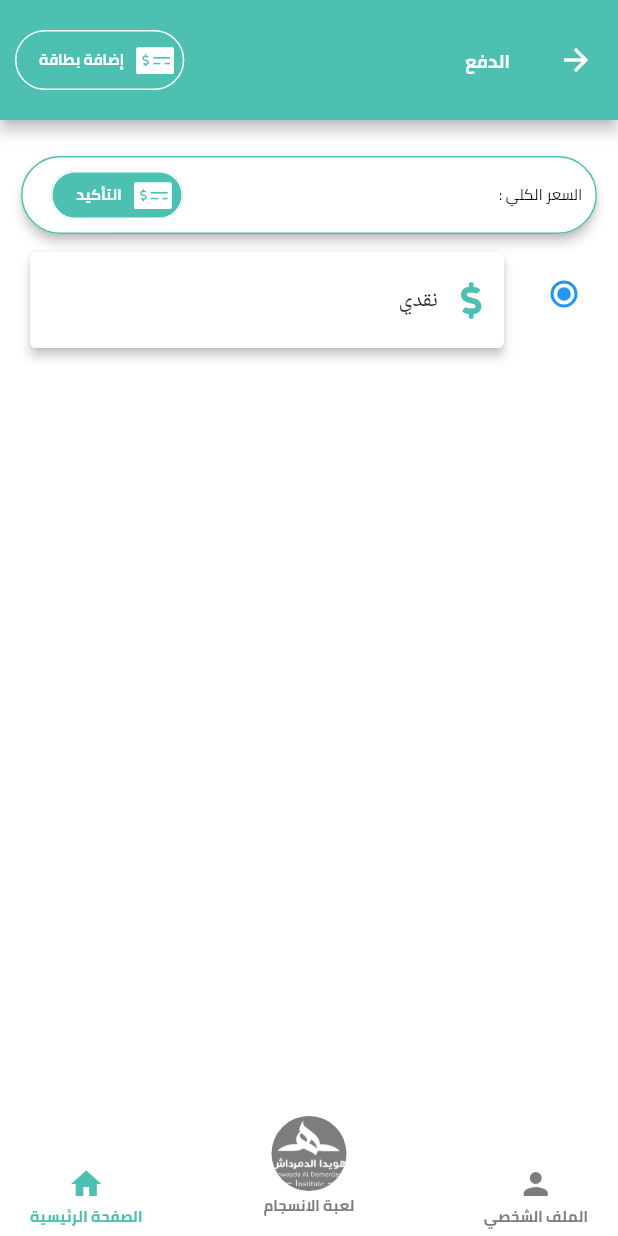
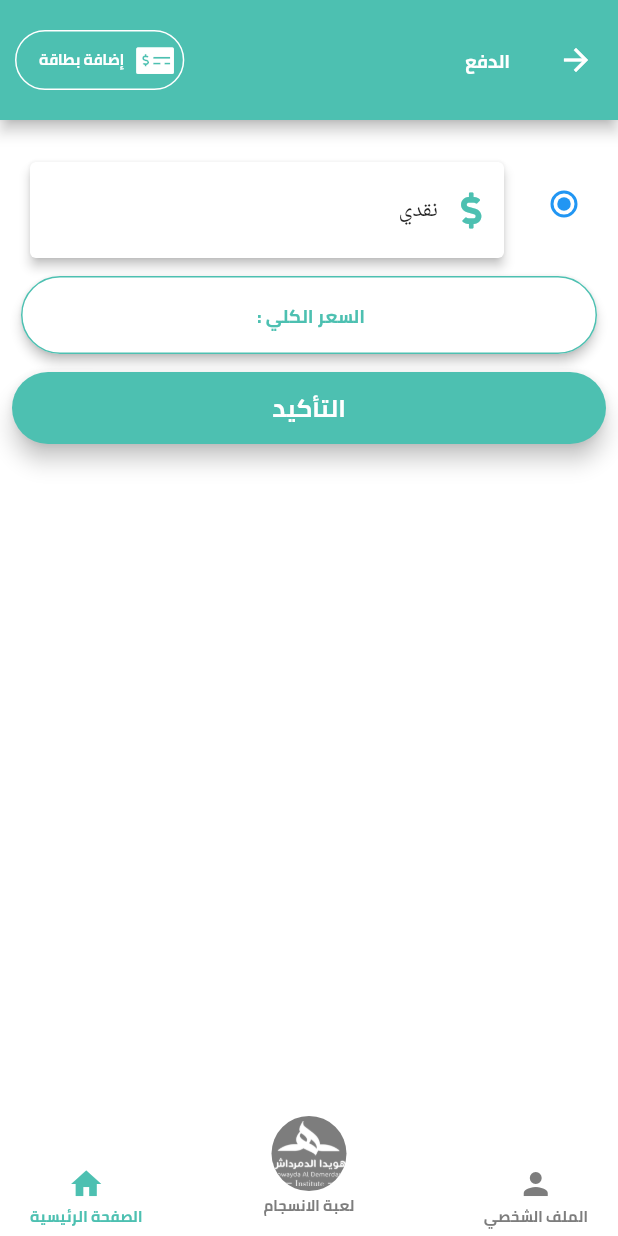
Before and after one commit to ahmedibrahim240/Dr-hwaida, a Flutter app: the CheckOut screen opened directly with empty values, on a phone screen of 412 x 824 dp. Run offline on Flutter 3.47's test engine with Material 2 defaults, Android fonts, the phone set to English and light mode, and no system bars; our stand-ins replace cached_network_image, carousel_slider, chewie, flutter_datetime_picker, flutter_spinkit, flutter_svg and 10 more; missing offline and left inert: code_fields; accounts and stored records are empty; network calls fail.

Commit message:
edit cart and check out

```diff
--- a/lib/screens/checkOut/checkOut.dart
+++ b/lib/screens/checkOut/checkOut.dart
@@ -113,76 +113,6 @@ class _CheckOutState extends State<CheckOut> {
                     primary: true,
                     children: [
                       SizedBox(height: 20),
-                      Container(
-                        height: 60,
-                        padding: EdgeInsets.symmetric(horizontal: 10),
-                        child: Card(
-                          shape: RoundedRectangleBorder(
-                            borderRadius: BorderRadius.circular(50),
-                            side: BorderSide(color: customColor),
-                          ),
-                          elevation: 3,
-                          child: Padding(
-                            padding: EdgeInsets.symmetric(
-                                horizontal: 10, vertical: 10),
-                            child: Row(
-                              mainAxisAlignment: MainAxisAlignment.spaceBetween,
-                              children: [
-                                Row(
-                                  children: [
-                                    Text(
-                                      getTranslated(context, "Total_Price") +
-                                          ' : ',
-                                      style: AppTheme.subHeading.copyWith(),
-                                    ),
-                                    Text(
-                                      _totalPrice,
-                                      style: AppTheme.subHeading.copyWith(
-                                        color: customColor,
-                                      ),
-                                    ),
-                                  ],
-                                ),
-                                Padding(
-                                  padding: const EdgeInsets.symmetric(
-                                    horizontal: 10,
-                                  ),
-                                  child: FlatButton.icon(
-                                    color: customColor,
-                                    shape: RoundedRectangleBorder(
-                                      borderRadius: BorderRadius.circular(30),
-                                      side: BorderSide(
-                                        color: Colors.white,
-                                      ),
-                                    ),
-                                    onPressed: () {
-                                      setState(() {
-                                        loading = !loading;
-                                      });
-                                      checkOut(
-                                        consultId: widget.consultantid,
-                                        availableId: widget.avilableId,
-                                        availabeDate: widget.avilableDate,
-                                      );
-                                    },
-                                    icon: Icon(
-                                      FontAwesomeIcons.moneyCheckAlt,
-                                      color: Colors.white,
-                                      size: 20,
-                                    ),
-                                    label: Text(
-                                      getTranslated(context, "confirm"),
-                                      style: AppTheme.subHeading.copyWith(
-                                        color: Colors.white,
-                                      ),
-                                    ),
-                                  ),
-                                ),
-                              ],
-                            ),
-                          ),
-                        ),
-                      ),
                       RadioListTile(
                         groupValue: id,
                         value: 0,
@@ -268,23 +198,62 @@ class _CheckOutState extends State<CheckOut> {
                           );
                         }).toList(),
                       ),
-                      // Padding(
-                      //   padding: const EdgeInsets.symmetric(
-                      //     horizontal: 20,
-                      //     vertical: 20,
-                      //   ),
-                      //   child: CustomButtonWithchild(
-                      //     color: customColor,
-                      //     onPress: () {},
-                      //     child: Text(
-                      //       'Confirm',
-                      //       style: AppTheme.heading.copyWith(
-                      //         color: Colors.white,
-                      //         fontSize: 16,
-                      //       ),
-                      //     ),
-                      //   ),
-                      // ),
+                      Container(
+                        height: 60,
+                        padding: EdgeInsets.symmetric(horizontal: 10),
+                        child: Card(
+                          shape: RoundedRectangleBorder(
+                            borderRadius: BorderRadius.circular(50),
+                            side: BorderSide(color: customColor),
+                          ),
+                          elevation: 3,
+                          child: Padding(
+                            padding: EdgeInsets.symmetric(
+                                horizontal: 10, vertical: 10),
+                            child: Row(
+                              mainAxisAlignment: MainAxisAlignment.center,
+                              children: [
+                                Row(
+                                  children: [
+                                    Text(
+                                      getTranslated(context, "Total_Price") +
+                                          ' : ',
+                                      style: AppTheme.heading.copyWith(
+                                        color: customColor,
+                                      ),
+                                    ),
+                                    Text(
+                                      _totalPrice,
+                                      style: AppTheme.heading,
+                                    ),
+                                  ],
+                                ),
+                                //
+                              ],
+                            ),
+                          ),
+                        ),
+                      ),
+                      CustomButtonWithchild(
+                        color: customColor,
+                        onPress: () {
+                          setState(() {
+                            loading = !loading;
+                          });
+                          checkOut(
+                            consultId: widget.consultantid,
+                            availableId: widget.avilableId,
+                            availabeDate: widget.avilableDate,
+                          );
+                        },
+                        child: Text(
+                          getTranslated(context, "confirm"),
+                          style: AppTheme.heading.copyWith(
+                            fontSize: 16,
+                            color: Colors.white,
+                          ),
+                        ),
+                      ),
                     ],
                   ),
                 ),
```
Also changed, not shown: lib/screens/cart/cart.dart (+18 -31 lines).
